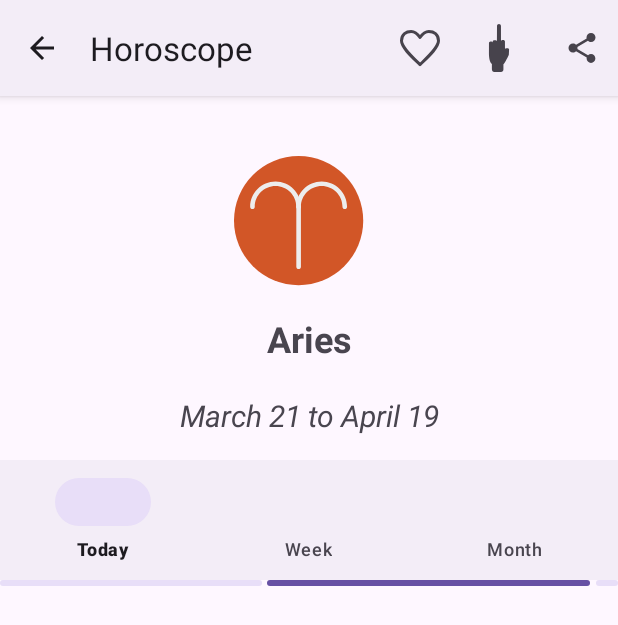
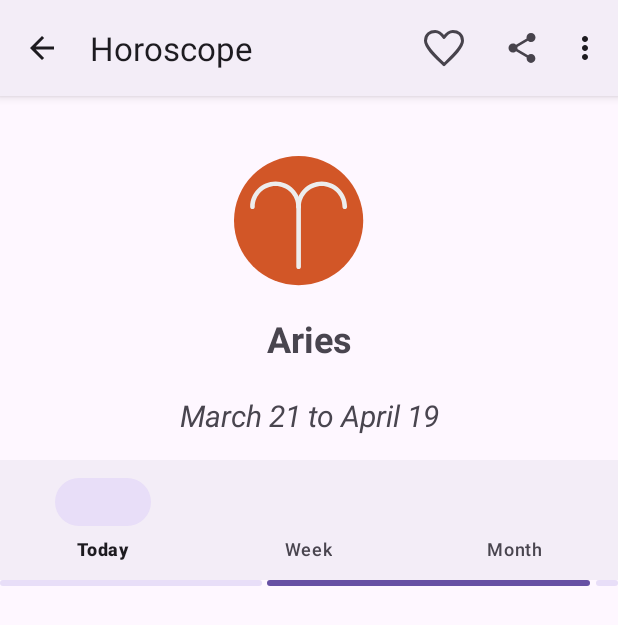
Before and after one commit to olilopez5/Horoscope, an Android app: the DetailActivity screen opened directly, with no data from a screen before it, on a phone screen of 412 x 824 dp. Shown: the top 625 px of the screen. Run offline under Robolectric (Android 15) with nearby library versions, the phone set to English and light mode, and no system bars; 9 statements that could not run were skipped.

Commit message:
Before translate

```diff
--- a/app/src/main/java/com/example/horoscope/DetailActivity.kt
+++ b/app/src/main/java/com/example/horoscope/DetailActivity.kt
@@ -12,7 +12,6 @@ import androidx.appcompat.app.AppCompatActivity
 import androidx.core.view.ViewCompat
 import androidx.core.view.WindowInsetsCompat
 import com.google.android.material.bottomnavigation.BottomNavigationView
-import com.google.android.material.internal.NavigationMenu
 import com.google.android.material.progressindicator.LinearProgressIndicator
 import kotlinx.coroutines.CoroutineScope
 import kotlinx.coroutines.Dispatchers
@@ -61,7 +60,7 @@ class DetailActivity : AppCompatActivity() {
 
         //guardar el favorito en la sesion
         isFav = session.isFav(id)
-        isHated = session.isHated(id)
+        //isHated = session.isHated(id)
 
        initView()
 
@@ -84,10 +83,10 @@ class DetailActivity : AppCompatActivity() {
                     //Log.i("MENU","FAVORITOS")
                     //cambiar al estado contrario, niega un bool
                     isFav = !isFav
-                    isHated = !isHated
+                    //isHated = !isHated
                     //para varios favoritps
                     session.setFav(horoscope.id,isFav)
-                    session.setHated(horoscope.id,isHated)
+                    //session.setHated(horoscope.id,isHated)
 
 //                    un favorto
 //                    if(isFav){
@@ -126,8 +125,6 @@ class DetailActivity : AppCompatActivity() {
             }
 
     }
-
-
 
     private fun loadData() {
 
@@ -192,7 +189,7 @@ class DetailActivity : AppCompatActivity() {
             favoriteMenu.setIcon(R.drawable.ic_fav_broken)
         }else {
             //buscar icpno vacio
-            favoriteMenu.setIcon(R.drawable.favorite_empty)
+            favoriteMenu.setIcon(R.drawable.ic_fav_broken_selected)
         }
 
     }
--- a/app/src/main/java/com/example/horoscope/SessionManager.kt
+++ b/app/src/main/java/com/example/horoscope/SessionManager.kt
@@ -31,9 +31,9 @@ class SessionManager(context: Context) {
         return sharedPref.getBoolean("${id}_favorite",false)
     }
 
-    fun isHated(id : String): Boolean {
-        //return id == getFav()
-        return sharedPref.getBoolean("${id}_hated",false)
-    }
+//    fun isHated(id : String): Boolean {
+//        //return id == getFav()
+//        return sharedPref.getBoolean("${id}_hated",false)
+//    }
 
 }
--- a/app/src/main/res/drawable/ic_fav_broken.xml
+++ b/app/src/main/res/drawable/ic_fav_broken.xml
@@ -1,16 +1,10 @@
 <vector xmlns:android="http://schemas.android.com/apk/res/android"
     android:width="800dp"
     android:height="800dp"
-    android:viewportWidth="740.21"
-    android:viewportHeight="740.21"
-    android:tint="@color/hated_icon">
+    android:viewportWidth="32"
+    android:viewportHeight="32"
+    android:tint="@color/favorite_selected">
   <path
-      android:pathData="M602.36,282.77l-0.03,-0.05c0.03,0.01 0.06,0.01 0.1,0.02C602.41,282.75 602.38,282.76 602.36,282.77z"
-      android:fillColor="#48444D"/>
-  <path
-      android:pathData="M593.04,267.34c-0,-0 -0,-0 -0.01,-0c0,-0.02 0.01,-0.03 0.01,-0.05V267.34z"
-      android:fillColor="#48444D"/>
-  <path
-      android:pathData="M418.26,372.29c-1.53,-0.08 -2.98,-0.07 -4.44,-0.07c-4.64,0.3 -9.8,1.42 -14.56,4.72c-1.9,1.32 -3.62,2.75 -6.1,2.97c-1.04,0.09 -7.94,0.2 -8.03,-8.03l-0.39,-101.55c0.89,-16.82 -13.92,-24.26 -30.73,-25.14c-16.83,-0.86 -29.3,5.13 -30.17,21.95c0,0 0,1.46 0,2.76c0,1.42 0,1.96 0,1.96c0,-0.01 0,-0.55 0,-1.96l-0.64,-239.4C323.19,13.66 309.55,0 292.69,0c-16.84,0 -30.5,13.66 -30.5,30.51L260.9,267.57c-0.89,-13.72 -14.87,-17.78 -32.63,-17.78c-18.06,0 -32.69,4.18 -32.69,22.22l0.01,12.42c-3.59,-12.29 -17.02,-16.8 -32.43,-15.8c-14.96,0.97 -24.94,8.83 -24.94,26.91l-0.44,158.15c0,2.94 -0.52,128.6 45.47,163.06v80.9c0,23.5 14.18,42.56 37.7,42.56c0,0 85.87,-0.23 103.54,-0.23c21.45,-0.74 36.67,-18.17 36.67,-39.64v-79.04c21.89,-5.49 83.41,-146.41 83.41,-146.41l3.9,-80.22C449.35,377.84 435.07,373.16 418.26,372.29z"
-      android:fillColor="#48444D"/>
+      android:pathData="M30.943,8.494c-0.816,-2.957 -3.098,-5.239 -5.994,-6.04l-0.06,-0.014c-0.651,-0.159 -1.399,-0.25 -2.169,-0.25 -2.624,0 -5,1.062 -6.722,2.779l0,-0c-1.558,-1.505 -3.682,-2.433 -6.023,-2.433 -0.77,0 -1.516,0.1 -2.226,0.288l0.06,-0.014c-3.104,0.882 -5.499,3.277 -6.365,6.317l-0.016,0.065c-0.171,0.648 -0.269,1.393 -0.269,2.16 0,2.588 1.117,4.915 2.896,6.525l0.008,0.007 11.381,12.619c0.138,0.153 0.336,0.248 0.557,0.248s0.419,-0.095 0.556,-0.247l0.001,-0.001 11.369,-12.605c2.002,-1.789 3.256,-4.379 3.256,-7.261 0,-0.759 -0.087,-1.498 -0.252,-2.208l0.013,0.066zM2.877,9.579c0.736,-2.588 2.733,-4.585 5.267,-5.307l0.054,-0.013c0.53,-0.149 1.138,-0.235 1.766,-0.236h0.001c2.167,0.065 4.103,1.006 5.473,2.48l0.004,0.005 5.31,7.176 -8.111,4.056c-0.248,0.125 -0.415,0.378 -0.415,0.67 0,0.068 0.009,0.133 0.026,0.195l-0.001,-0.005 2.249,8.617 -9.349,-10.366c-1.526,-1.359 -2.483,-3.329 -2.483,-5.523 0,-0.621 0.077,-1.224 0.221,-1.8l-0.011,0.051zM26.85,16.851l-0.025,0.028 -10.45,11.587 -2.52,-9.657 8.368,-4.183c0.247,-0.127 0.413,-0.38 0.413,-0.672 0,-0.168 -0.055,-0.322 -0.147,-0.447l0.001,0.002 -5.484,-7.409c1.449,-1.489 3.473,-2.413 5.713,-2.413 0.631,0 1.246,0.073 1.835,0.212l-0.054,-0.011c2.439,0.674 4.321,2.555 4.982,4.944l0.012,0.05c0.124,0.534 0.195,1.147 0.195,1.776 0,2.471 -1.097,4.685 -2.83,6.184l-0.01,0.009z"
+      android:fillColor="#000000"/>
 </vector>
--- /dev/null
+++ b/app/src/main/res/drawable/ic_fav_broken_selected.xml
@@ -0,0 +1,16 @@
+<vector xmlns:android="http://schemas.android.com/apk/res/android"
+    android:width="800dp"
+    android:height="800dp"
+    android:viewportWidth="740.21"
+    android:viewportHeight="740.21"
+    android:tint="@color/hated_icon">
+  <path
+      android:pathData="M602.36,282.77l-0.03,-0.05c0.03,0.01 0.06,0.01 0.1,0.02C602.41,282.75 602.38,282.76 602.36,282.77z"
+      android:fillColor="#9C48444D"/>
+  <path
+      android:pathData="M593.04,267.34c-0,-0 -0,-0 -0.01,-0c0,-0.02 0.01,-0.03 0.01,-0.05V267.34z"
+      android:fillColor="#9848444D"/>
+  <path
+      android:pathData="M418.26,372.29c-1.53,-0.08 -2.98,-0.07 -4.44,-0.07c-4.64,0.3 -9.8,1.42 -14.56,4.72c-1.9,1.32 -3.62,2.75 -6.1,2.97c-1.04,0.09 -7.94,0.2 -8.03,-8.03l-0.39,-101.55c0.89,-16.82 -13.92,-24.26 -30.73,-25.14c-16.83,-0.86 -29.3,5.13 -30.17,21.95c0,0 0,1.46 0,2.76c0,1.42 0,1.96 0,1.96c0,-0.01 0,-0.55 0,-1.96l-0.64,-239.4C323.19,13.66 309.55,0 292.69,0c-16.84,0 -30.5,13.66 -30.5,30.51L260.9,267.57c-0.89,-13.72 -14.87,-17.78 -32.63,-17.78c-18.06,0 -32.69,4.18 -32.69,22.22l0.01,12.42c-3.59,-12.29 -17.02,-16.8 -32.43,-15.8c-14.96,0.97 -24.94,8.83 -24.94,26.91l-0.44,158.15c0,2.94 -0.52,128.6 45.47,163.06v80.9c0,23.5 14.18,42.56 37.7,42.56c0,0 85.87,-0.23 103.54,-0.23c21.45,-0.74 36.67,-18.17 36.67,-39.64v-79.04c21.89,-5.49 83.41,-146.41 83.41,-146.41l3.9,-80.22C449.35,377.84 435.07,373.16 418.26,372.29z"
+      android:fillColor="#8C48444D"/>
+</vector>
--- a/app/src/main/res/menu/menu_activity_detail.xml
+++ b/app/src/main/res/menu/menu_activity_detail.xml
@@ -8,7 +8,7 @@
     <item android:id="@+id/menu_hate"
         android:icon="@drawable/ic_fav_broken"
         android:title="@string/menu_favorite"
-        app:showAsAction="ifRoom"/>
+        app:showAsAction="never"/>
     <item android:id="@+id/menu_share"
         android:icon="@drawable/ic_share"
         android:title="@string/menu_share"
```
